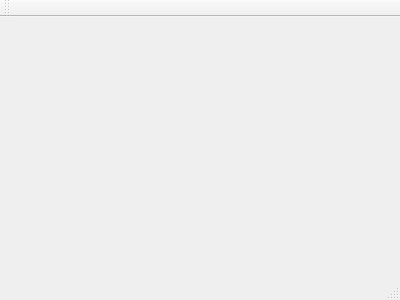
Old version of the form mainwindow.ui in the repository Xuhong1994/rxyTcpSocketClientv1.
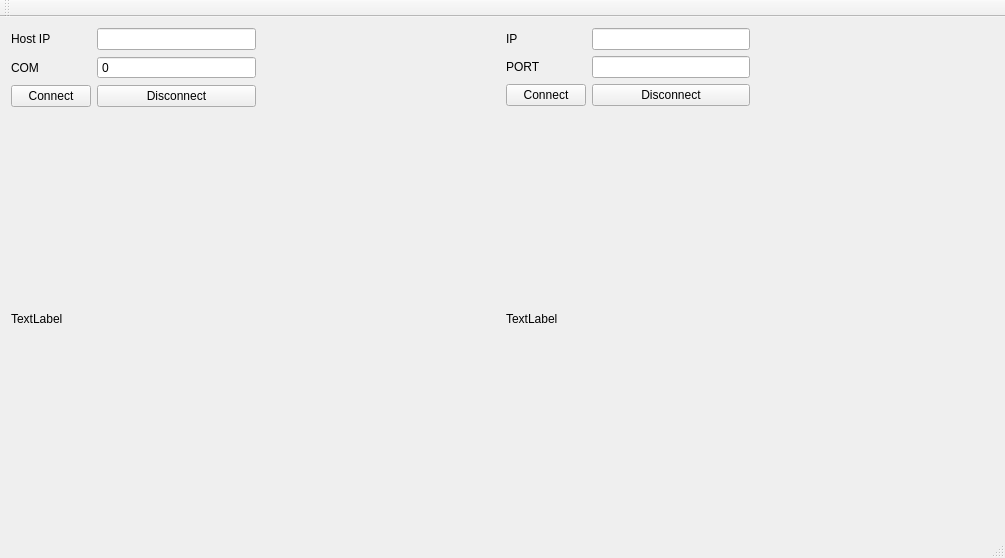
New version of the form.

Diff of the .ui file:
```diff
--- a/mainwindow.ui
+++ b/mainwindow.ui
@@ -1,24 +1,194 @@
 <ui version="4.0">
  <class>MainWindow</class>
- <widget class="QMainWindow" name="MainWindow" >
-  <property name="geometry" >
+ <widget class="QMainWindow" name="MainWindow">
+  <property name="geometry">
    <rect>
     <x>0</x>
     <y>0</y>
-    <width>400</width>
-    <height>300</height>
+    <width>1005</width>
+    <height>558</height>
    </rect>
   </property>
   <property name="windowTitle" >
    <string>MainWindow</string>
   </property>
-  <widget class="QMenuBar" name="menuBar" />
-  <widget class="QToolBar" name="mainToolBar" />
-  <widget class="QWidget" name="centralWidget" />
-  <widget class="QStatusBar" name="statusBar" />
+  <widget class="QWidget" name="centralWidget">
+   <layout class="QHBoxLayout" name="horizontalLayout_3">
+    <item>
+     <layout class="QVBoxLayout" name="verticalLayout_2">
+      <item>
+       <layout class="QHBoxLayout" name="horizontalLayout">
+        <item>
+         <layout class="QVBoxLayout" name="verticalLayout">
+          <item>
+           <layout class="QGridLayout" name="gridLayout">
+            <property name="sizeConstraint">
+             <enum>QLayout::SetFixedSize</enum>
+            </property>
+            <item row="0" column="0">
+             <widget class="QLabel" name="label">
+              <property name="text">
+               <string>Host IP</string>
+              </property>
+             </widget>
+            </item>
+            <item row="1" column="0">
+             <widget class="QLabel" name="label_2">
+              <property name="text">
+               <string>COM</string>
+              </property>
+             </widget>
+            </item>
+            <item row="1" column="1">
+             <widget class="QSpinBox" name="ComLineEdit">
+              <property name="buttonSymbols">
+               <enum>QAbstractSpinBox::NoButtons</enum>
+              </property>
+              <property name="maximum">
+               <number>65536</number>
+              </property>
+             </widget>
+            </item>
+            <item row="2" column="0">
+             <widget class="QPushButton" name="connect_pushButton">
+              <property name="text">
+               <string>Connect</string>
+              </property>
+             </widget>
+            </item>
+            <item row="2" column="1">
+             <widget class="QPushButton" name="disconnect_pushButton">
+              <property name="text">
+               <string>Disconnect</string>
+              </property>
+             </widget>
+            </item>
+            <item row="0" column="1">
+             <widget class="QLineEdit" name="lineEdit"/>
+            </item>
+           </layout>
+          </item>
+         </layout>
+        </item>
+        <item>
+         <spacer name="horizontalSpacer">
+          <property name="orientation">
+           <enum>Qt::Horizontal</enum>
+          </property>
+          <property name="sizeHint" stdset="0">
+           <size>
+            <width>40</width>
+            <height>20</height>
+           </size>
+          </property>
+         </spacer>
+        </item>
+       </layout>
+      </item>
+      <item>
+       <widget class="QLabel" name="label_3">
+        <property name="text">
+         <string>TextLabel</string>
+        </property>
+       </widget>
+      </item>
+     </layout>
+    </item>
+    <item>
+     <layout class="QVBoxLayout" name="verticalLayout_3">
+      <item>
+       <layout class="QHBoxLayout" name="horizontalLayout_2">
+        <item>
+         <layout class="QGridLayout" name="gridLayout_2">
+          <item row="0" column="0">
+           <widget class="QLabel" name="label_ip">
+            <property name="text">
+             <string>IP</string>
+            </property>
+           </widget>
+          </item>
+          <item row="0" column="1">
+           <widget class="QLineEdit" name="lineEdit_ip"/>
+          </item>
+          <item row="1" column="0">
+           <widget class="QLabel" name="label_port">
+            <property name="text">
+             <string>PORT</string>
+            </property>
+           </widget>
+          </item>
+          <item row="1" column="1">
+           <widget class="QLineEdit" name="lineEdit_port"/>
+          </item>
+          <item row="2" column="0">
+           <widget class="QPushButton" name="connect_pushButton_2">
+            <property name="text">
+             <string>Connect</string>
+            </property>
+           </widget>
+          </item>
+          <item row="2" column="1">
+           <widget class="QPushButton" name="disconnect_pushButton_2">
+            <property name="text">
+             <string>Disconnect</string>
+            </property>
+           </widget>
+          </item>
+         </layout>
+        </item>
+        <item>
+         <spacer name="horizontalSpacer_2">
+          <property name="orientation">
+           <enum>Qt::Horizontal</enum>
+          </property>
+          <property name="sizeHint" stdset="0">
+           <size>
+            <width>40</width>
+            <height>20</height>
+           </size>
+          </property>
+         </spacer>
+        </item>
+       </layout>
+      </item>
+      <item>
+       <widget class="QLabel" name="label_result">
+        <property name="text">
+         <string>TextLabel</string>
+        </property>
+       </widget>
+      </item>
+     </layout>
+    </item>
+   </layout>
+  </widget>
+  <widget class="QMenuBar" name="menuBar">
+   <property name="geometry">
+    <rect>
+     <x>0</x>
+     <y>0</y>
+     <width>1005</width>
+     <height>25</height>
+    </rect>
+   </property>
+  </widget>
+  <widget class="QToolBar" name="mainToolBar">
+   <attribute name="toolBarArea">
+    <enum>TopToolBarArea</enum>
+   </attribute>
+   <attribute name="toolBarBreak">
+    <bool>false</bool>
+   </attribute>
+  </widget>
+  <widget class="QStatusBar" name="statusBar"/>
  </widget>
- <layoutDefault spacing="6" margin="11" />
- <pixmapfunction></pixmapfunction>
+ <layoutdefault spacing="6" margin="11"/>
+ <tabstops>
+  <tabstop>ComLineEdit</tabstop>
+  <tabstop>connect_pushButton</tabstop>
+  <tabstop>lineEdit</tabstop>
+  <tabstop>disconnect_pushButton</tabstop>
+ </tabstops>
  <resources/>
  <connections/>
 </ui>
```
Left out of the diff: 3 changed lines with no effect on the pictures.
